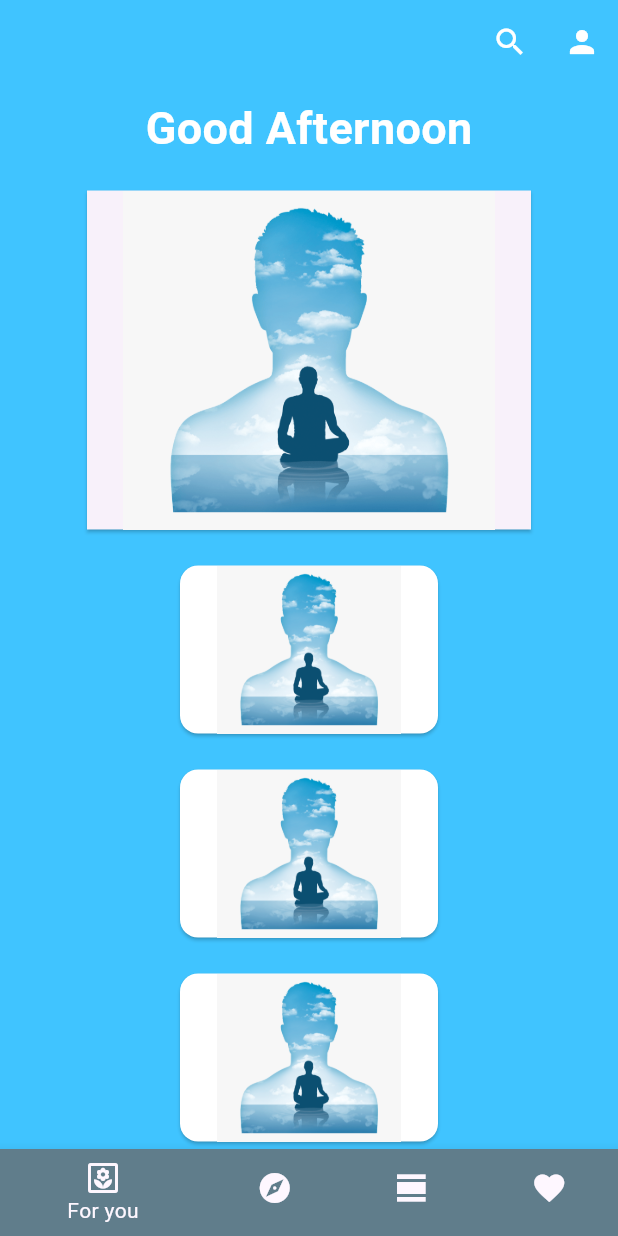
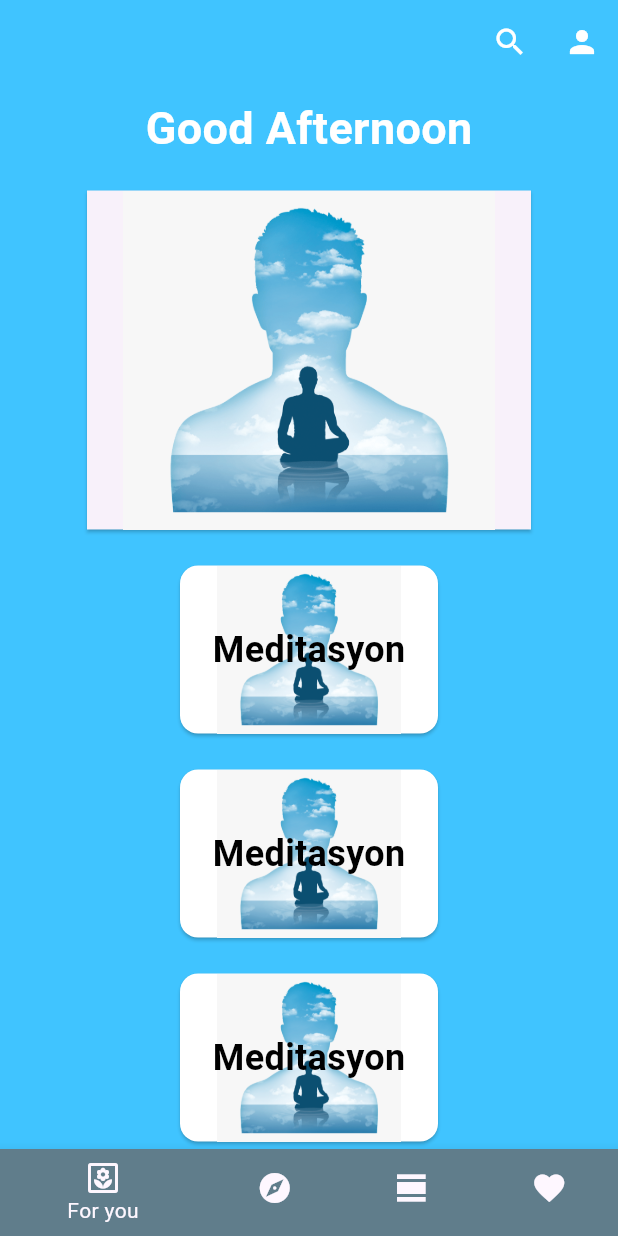
Before and after one commit to emircancavusoglu/self_improvement, a Flutter app: the screen it shows after launch, on a phone screen of 412 x 824 dp. Run offline on Flutter 3.47's test engine with Material 3 defaults, Android fonts, the light colour scheme and no system bars.

Commit message:
add text on image

```diff
--- a/lib/widgets/card_widget.dart
+++ b/lib/widgets/card_widget.dart
@@ -24,12 +24,21 @@ class CardWidgetTheme extends StatelessWidget {
   @override
   Widget build(BuildContext context) {
     return Container(
-
       width: 180,
       height: 120,
       child: Card(
         color: Colors.white,
-        child: Image.asset(ImageUrl.imageSymbol)
+        child: Stack(
+            children: [
+              Center(
+                child: Image.asset(ImageUrl.imageSymbol)),
+              const Center(
+                  child: Text("Meditasyon",style: TextStyle(
+                    color: Colors.black,
+                    fontSize: 24,
+                    fontWeight: FontWeight.bold,)))
+            ],
+             )
       ),
     );
   }
```
